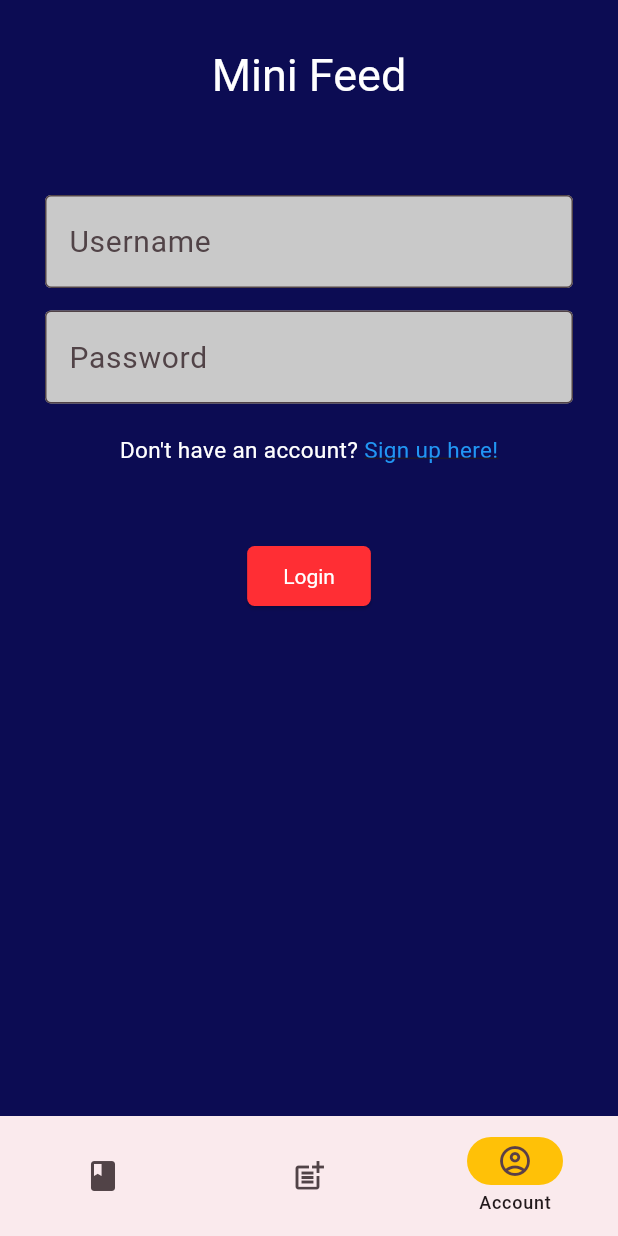
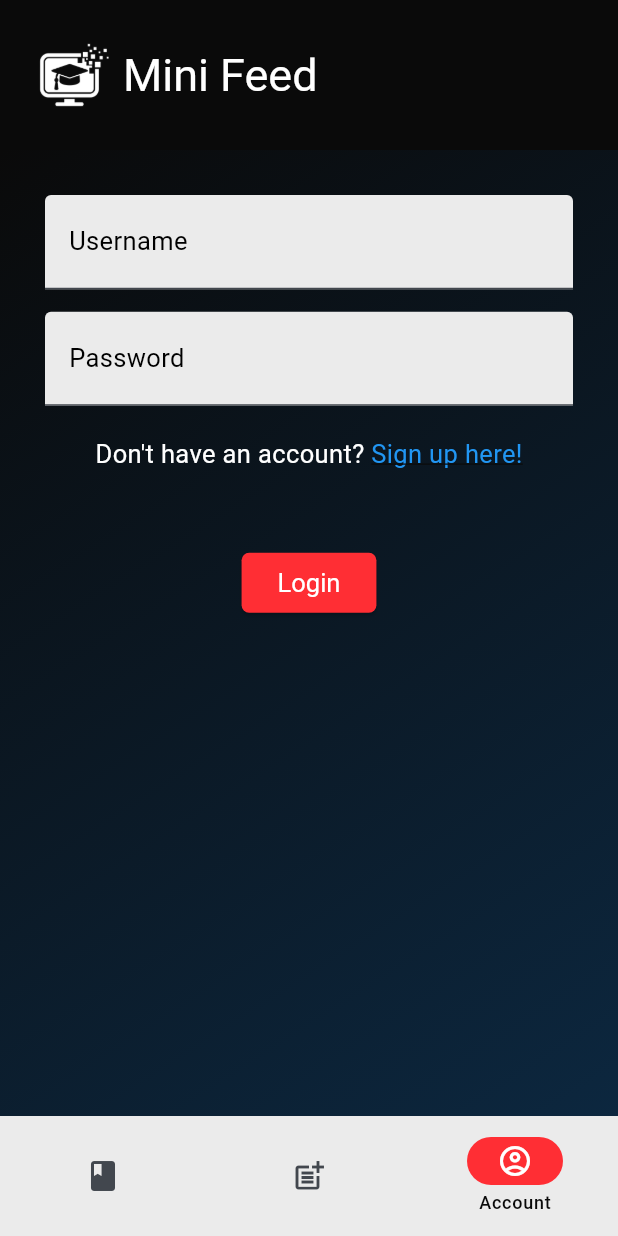
Before and after one commit to shogoshima/neps_posting_app, a Flutter app: the screen it shows after launch, item 3 of the bottom bar chosen, on a phone screen of 412 x 824 dp. Run offline on Flutter 3.47's test engine with Material 3 defaults, Android fonts, the phone set to English and light mode, and no system bars; our stand-ins replace flutter_markdown, flutter_secure_storage; network calls fail.

Commit message:
better styling

```diff
--- a/lib/main.dart
+++ b/lib/main.dart
@@ -22,16 +22,18 @@ class MyApp extends StatelessWidget {
         theme: ThemeData(
             useMaterial3: true,
             colorScheme: ColorScheme.fromSeed(
-              seedColor: const Color.fromARGB(255, 0, 0, 0),
-              primary: const Color.fromARGB(255, 12, 12, 83),
-              secondary: const Color.fromARGB(255, 201, 201, 201),
-              tertiary: const Color.fromARGB(255, 255, 46, 52),
+              seedColor: const Color.fromARGB(255, 12, 39, 63),
+              surface: const Color.fromARGB(255, 10, 10, 10),
+              onSurface: const Color.fromARGB(255, 10, 10, 10),
+              primary: const Color.fromARGB(255, 12, 39, 63),
+              secondary: const Color.fromARGB(255, 255, 46, 52),
+              tertiary: const Color.fromARGB(255, 235, 235, 235),
             ),
             textTheme: const TextTheme(
               titleMedium: TextStyle(
-                  fontSize: 10.0, color: Color.fromARGB(255, 0, 0, 0)),
+                  fontSize: 15.0, color: Color.fromARGB(255, 0, 0, 0)),
               bodyLarge: TextStyle(fontSize: 20.0, color: Colors.black),
-              bodyMedium: TextStyle(fontSize: 15.0, color: Colors.black),
+              bodyMedium: TextStyle(fontSize: 17.0, color: Colors.black),
               bodySmall: TextStyle(
                   fontSize: 15.0, color: Color.fromARGB(255, 0, 0, 0)),
             )),
@@ -75,8 +77,8 @@ class MyAppState extends ChangeNotifier {
 
   Future<void> logout() async {
     try {
+      loggedIn = false;
       await api.logout();
-      loggedIn = false;
     } catch (e) {
       print(e);
     }
@@ -121,46 +123,71 @@ class _MyHomePageState extends State<MyHomePage> {
   Widget build(BuildContext context) {
     var appState = context.watch<MyAppState>();
     return Scaffold(
-      backgroundColor: Theme.of(context).colorScheme.primary,
+      backgroundColor: Colors.transparent,
       appBar: AppBar(
-        title: const Text('Mini Feed'),
+        title: Row(
+          mainAxisAlignment: MainAxisAlignment.start,
+          children: [
+            IconButton(
+                icon: Image.asset(
+                  'assets/logo_simplified.png',
+                  width: 50.0,
+                  height: 50.0,
+                ),
+                iconSize: 10.0,
+                onPressed: () {}),
+            const Text('Mini Feed'),
+          ],
+        ),
         centerTitle: true,
         titleTextStyle: const TextStyle(
           color: Colors.white,
           fontSize: 30,
           fontWeight: FontWeight.normal,
         ),
-        backgroundColor: Theme.of(context).colorScheme.primary,
+        backgroundColor: Theme.of(context).colorScheme.onSurface,
         toolbarHeight: 100,
       ),
       bottomNavigationBar: NavigationBar(
+        backgroundColor: Theme.of(context).colorScheme.tertiary,
         labelBehavior: NavigationDestinationLabelBehavior.onlyShowSelected,
         onDestinationSelected: (int index) {
           setState(() {
             currentPageIndex = index;
           });
         },
-        indicatorColor: Colors.amber,
+        indicatorColor: Theme.of(context).colorScheme.secondary,
         selectedIndex: currentPageIndex,
         destinations: const <Widget>[
           NavigationDestination(
-            selectedIcon: Icon(Icons.book_outlined),
+            selectedIcon: Icon(Icons.book_outlined, color: Colors.white),
             icon: Icon(Icons.book),
             label: 'Feed',
           ),
           NavigationDestination(
-            selectedIcon: Icon(Icons.post_add_outlined),
+            selectedIcon: Icon(Icons.post_add_outlined, color: Colors.white),
             icon: Icon(Icons.post_add),
             label: 'Create Post',
           ),
           NavigationDestination(
-            selectedIcon: Icon(Icons.account_circle_outlined),
+            selectedIcon:
+                Icon(Icons.account_circle_outlined, color: Colors.white),
             icon: Icon(Icons.account_circle),
             label: 'Account',
           )
         ],
       ),
-      body: <Widget>[
+      body: Container(
+        decoration: BoxDecoration(
+            gradient: LinearGradient(
+          begin: Alignment.topLeft,
+          end: Alignment.bottomRight,
+          colors: [
+            Theme.of(context).colorScheme.onSurface,
+            Theme.of(context).colorScheme.primary,
+          ],
+        )),
+        child: <Widget>[
           FutureBuilder(
             future: appState.api.fetchPosts(appState.currentPostPage),
             builder: (context, snapshot) {
@@ -181,6 +208,7 @@ class _MyHomePageState extends State<MyHomePage> {
           const CreatePostPage(),
           const AccountPage(),
         ][currentPageIndex],
+      ),
     );
   }
 }
--- a/lib/src/screens/account_page.dart
+++ b/lib/src/screens/account_page.dart
@@ -75,10 +75,10 @@ class _LoginSectionState extends State<_LoginSection> {
                 TextField(
                   controller: _usernameController,
                   decoration: InputDecoration(
-                    border: const OutlineInputBorder(),
                     labelText: 'Username',
+                    labelStyle: Theme.of(context).textTheme.bodyMedium,
                     filled: true,
-                    fillColor: Theme.of(context).colorScheme.secondary,
+                    fillColor: Theme.of(context).colorScheme.tertiary,
                   ),
                 ),
                 const SizedBox(height: 15),
@@ -86,10 +86,10 @@ class _LoginSectionState extends State<_LoginSection> {
                   controller: _passwordController,
                   obscureText: true,
                   decoration: InputDecoration(
-                    border: const OutlineInputBorder(),
                     labelText: 'Password',
+                    labelStyle: Theme.of(context).textTheme.bodyMedium,
                     filled: true,
-                    fillColor: Theme.of(context).colorScheme.secondary,
+                    fillColor: Theme.of(context).colorScheme.tertiary,
                   ),
                 ),
                 if (_isSignUp) ...[
@@ -98,30 +98,30 @@ class _LoginSectionState extends State<_LoginSection> {
                     controller: _confirmPasswordController,
                     obscureText: true,
                     decoration: InputDecoration(
-                      border: const OutlineInputBorder(),
                       labelText: 'Confirm Password',
+                      labelStyle: Theme.of(context).textTheme.bodyMedium,
                       filled: true,
-                      fillColor: Theme.of(context).colorScheme.secondary,
+                      fillColor: Theme.of(context).colorScheme.tertiary,
                     ),
                   ),
                   const SizedBox(height: 15),
                   TextField(
                     controller: _emailController,
                     decoration: InputDecoration(
-                      border: const OutlineInputBorder(),
                       labelText: 'Email',
+                      labelStyle: Theme.of(context).textTheme.bodyMedium,
                       filled: true,
-                      fillColor: Theme.of(context).colorScheme.secondary,
+                      fillColor: Theme.of(context).colorScheme.tertiary,
                     ),
                   ),
                   const SizedBox(height: 15),
                   TextFormField(
                     controller: _dobController,
                     decoration: InputDecoration(
-                      border: const OutlineInputBorder(),
                       labelText: 'Date of Birth',
+                      labelStyle: Theme.of(context).textTheme.bodyMedium,
                       filled: true,
-                      fillColor: Theme.of(context).colorScheme.secondary,
+                      fillColor: Theme.of(context).colorScheme.tertiary,
                     ),
                     onTap: () async {
                       FocusScope.of(context).requestFocus(FocusNode());
@@ -287,7 +287,7 @@ class AccountPage extends StatelessWidget {
   Widget build(BuildContext context) {
     var appState = context.watch<MyAppState>();
     return Scaffold(
-      backgroundColor: Theme.of(context).colorScheme.primary,
+      backgroundColor: Colors.transparent,
       body: appState.loggedIn ? const _AccountInfo() : const _LoginSection(),
     );
   }
--- a/lib/src/screens/create_post_page.dart
+++ b/lib/src/screens/create_post_page.dart
@@ -28,7 +28,7 @@ class _CreatePostPageState extends State<CreatePostPage> {
   Widget build(BuildContext context) {
     var appState = context.watch<MyAppState>();
     return Scaffold(
-        backgroundColor: Theme.of(context).colorScheme.primary,
+        backgroundColor: Colors.transparent,
         body: Center(
           child: Column(
             mainAxisAlignment: MainAxisAlignment.start,
@@ -41,9 +41,9 @@ class _CreatePostPageState extends State<CreatePostPage> {
                   decoration: InputDecoration(
                     border: const OutlineInputBorder(),
                     hintText: 'Enter your post here',
-                    hintStyle: Theme.of(context).textTheme.bodySmall,
+                    hintStyle: Theme.of(context).textTheme.bodyMedium,
                     filled: true,
-                    fillColor: Theme.of(context).colorScheme.secondary,
+                    fillColor: Theme.of(context).colorScheme.tertiary,
                   ),
                 ),
               ),
--- a/lib/src/screens/list_post_page.dart
+++ b/lib/src/screens/list_post_page.dart
@@ -11,7 +11,7 @@ class ListPostPage extends StatelessWidget {
     var appState = context.watch<MyAppState>();
 
     return Scaffold(
-      backgroundColor: Theme.of(context).colorScheme.primary,
+      backgroundColor: Colors.transparent,
       body: Padding(
         padding: const EdgeInsets.symmetric(horizontal: 15.0),
         child: ListView.builder(
--- a/lib/src/services/fetch_api.dart
+++ b/lib/src/services/fetch_api.dart
@@ -126,7 +126,7 @@ class FetchApi {
 
     if (response.statusCode == 201) {
       final jsonResponse = json.decode(response.body);
-      print(jsonResponse['msg']);
+      return jsonResponse['msg'];
     } else {
       throw Exception('Failed to create post');
     }
--- a/lib/src/widgets/custom_elevated_button.dart
+++ b/lib/src/widgets/custom_elevated_button.dart
@@ -12,17 +12,19 @@ class CustomElevatedButton extends StatelessWidget {
 
   @override
   Widget build(BuildContext context) {
-    return ElevatedButton(
+    return SizedBox(
+      child: ElevatedButton(
         onPressed: onPressed,
         style: ElevatedButton.styleFrom(
-        backgroundColor: Theme.of(context).colorScheme.tertiary,
-        textStyle: const TextStyle(color: Colors.white),
+          backgroundColor: Theme.of(context).colorScheme.secondary,
+          textStyle: const TextStyle(fontSize: 17.0, color: Colors.white),
           foregroundColor: Colors.white,
           shape: RoundedRectangleBorder(
             borderRadius: BorderRadius.circular(5),
           ),
         ),
         child: Text(text),
+      ),
     );
   }
 }
--- a/lib/src/widgets/post_card.dart
+++ b/lib/src/widgets/post_card.dart
@@ -17,6 +17,7 @@ class PostCard extends StatelessWidget {
   @override
   Widget build(BuildContext context) {
     return Card(
+      color: Theme.of(context).colorScheme.tertiary,
       child: Padding(
         padding: const EdgeInsets.all(16.0),
         child: Column(
@@ -42,6 +43,9 @@ class PostCard extends StatelessWidget {
             MarkdownBody(
               data: post.text,
               selectable: true,
+              styleSheet: MarkdownStyleSheet(
+                code: const TextStyle(color: Colors.white),
+              ),
             ),
 
             const SizedBox(height: 10),
--- a/pubspec.yaml
+++ b/pubspec.yaml
@@ -2,7 +2,7 @@ name: neps_posting_app
 description: "A new Flutter project."
 # The following line prevents the package from being accidentally published to
 # pub.dev using `flutter pub publish`. This is preferred for private packages.
-publish_to: 'none' # Remove this line if you wish to publish to pub.dev
+publish_to: "none" # Remove this line if you wish to publish to pub.dev
 
 # The following defines the version and build number for your application.
 # A version number is three numbers separated by dots, like 1.2.43
@@ -57,7 +57,6 @@ dev_dependencies:
 
 # The following section is specific to Flutter packages.
 flutter:
-
   # The following line ensures that the Material Icons font is
   # included with your application, so that you can use the icons in
   # the material Icons class.
@@ -67,6 +66,8 @@ flutter:
   # assets:
   #   - images/a_dot_burr.jpeg
   #   - images/a_dot_ham.jpeg
+  assets:
+    - assets/logo_simplified.png
 
   # An image asset can refer to one or more resolution-specific "variants", see
   # https://flutter.dev/to/resolution-aware-images
```
Also changed, not shown: assets/logo.png (added), assets/logo_simplified.png (added), 1 other file. Lines whose indentation alone changed are shown as unchanged.
